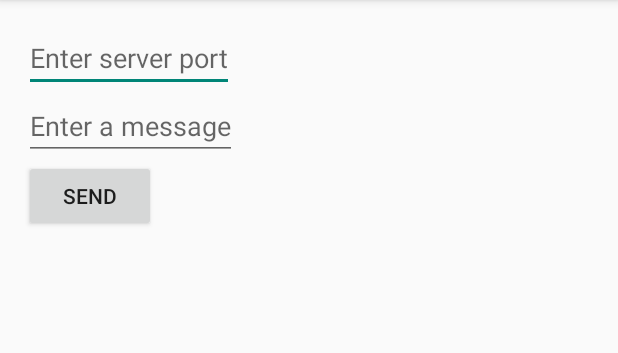
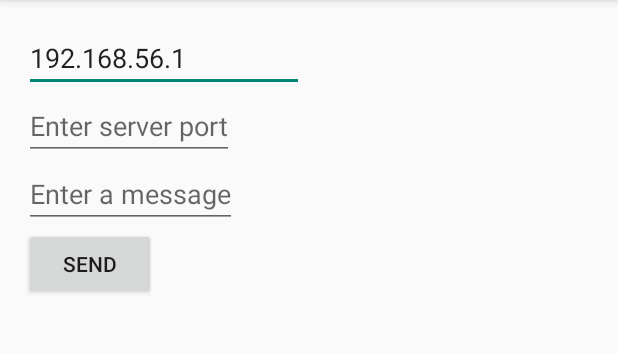
Before and after one commit to Nebla/udpSocket, an Android app: the screen it shows after launch (UdpActivity), after a tap on "SEND", on a phone screen of 412 x 824 dp, the part 84-437 px from its top. Run offline under Robolectric (Android 15) with nearby library versions, the phone set to English and light mode, and no system bars; 1 statement that could not run was skipped.

Commit message:
Moved socket communication to async task.

```diff
--- /dev/null
+++ b/Android/udpSocket/app/src/main/java/com/fi/uba/udpsocket/ConnectSocketAsyncTask.java
@@ -0,0 +1,52 @@
+package com.fi.uba.udpsocket;
+
+import android.os.AsyncTask;
+import android.os.Bundle;
+import android.widget.TextView;
+
+import org.w3c.dom.Text;
+
+import java.io.IOException;
+import java.net.DatagramPacket;
+import java.net.DatagramSocket;
+import java.net.InetAddress;
+import java.net.SocketException;
+import java.net.UnknownHostException;
+
+/**
+ * Created by adrian on 24/01/15.
+ */
+public class ConnectSocketAsyncTask extends AsyncTask <String, Void, String> {
+
+
+
+    public ConnectSocketAsyncTask() {
+
+    }
+
+    @Override
+    protected String doInBackground(String... params) {
+
+        String address = params[0];
+        int port = Integer.parseInt(params[1]);
+
+        String message = params[2];
+
+        try {
+            DatagramSocket s = new DatagramSocket();
+            InetAddress local  = InetAddress.getByName(address);
+            int msg_lenght = message.length();
+            byte []byteMessage = message.getBytes();
+            DatagramPacket p = new DatagramPacket(byteMessage,msg_lenght,local,port);
+            s.send(p);
+        } catch (SocketException e) {
+            e.printStackTrace();
+        } catch (UnknownHostException e) {
+            e.printStackTrace();
+        } catch (IOException e) {
+            e.printStackTrace();
+        }
+
+        return message;
+    }
+}
--- a/Android/udpSocket/app/src/main/java/com/fi/uba/udpsocket/UdpActivity.java
+++ b/Android/udpSocket/app/src/main/java/com/fi/uba/udpsocket/UdpActivity.java
@@ -1,6 +1,5 @@
 package com.fi.uba.udpsocket;
 
-import android.content.Intent;
 import android.support.v7.app.ActionBarActivity;
 import android.os.Bundle;
 import android.view.Menu;
@@ -8,12 +7,6 @@ import android.view.MenuItem;
 import android.view.View;
 import android.widget.EditText;
 
-import java.io.IOException;
-import java.net.DatagramPacket;
-import java.net.DatagramSocket;
-import java.net.InetAddress;
-import java.net.SocketException;
-import java.net.UnknownHostException;
 
 
 public class UdpActivity extends ActionBarActivity {
@@ -24,7 +17,6 @@ public class UdpActivity extends ActionBarActivity {
         super.onCreate(savedInstanceState);
         setContentView(R.layout.activity_udp);
     }
-
 
     @Override
     public boolean onCreateOptionsMenu(Menu menu) {
@@ -48,35 +40,22 @@ public class UdpActivity extends ActionBarActivity {
         return super.onOptionsItemSelected(item);
     }
 
+
     /** Called when the user clicks the Send button */
     public void sendMessage(View view) {
         // Do something in response to button
 
         EditText editText = (EditText) findViewById(R.id.edit_message);
-        //String message = editText.getText().toString();
+        String message = editText.getText().toString();
 
         EditText portText = (EditText) findViewById(R.id.edit_port);
+        String port = portText.getText().toString();
 
-        int port = Integer.parseInt(portText.getText().toString());
-        try {
-            DatagramSocket s = new DatagramSocket();
-            InetAddress local  = InetAddress.getLocalHost();
-            int msg_lenght = editText.getText().toString().length();
-            byte []message = editText.getText().toString().getBytes();
-            DatagramPacket p = new DatagramPacket(message,msg_lenght,local,port);
-            s.send(p);
-        } catch (SocketException e) {
-            e.printStackTrace();
-        } catch (UnknownHostException e) {
-            e.printStackTrace();
-        } catch (IOException e) {
-            e.printStackTrace();
-        }
+        EditText ipText = (EditText) findViewById(R.id.edit_address);
+        String ipAddress = ipText.getText().toString();
 
-        /*Intent intent = new Intent(this, DisplayMessageActivity.class);
-        EditText editText = (EditText) findViewById(R.id.edit_message);
-        String message = editText.getText().toString();
-        intent.putExtra(EXTRA_MESSAGE, message);
-        startActivity(intent);*/
+        ConnectSocketAsyncTask task = new ConnectSocketAsyncTask();
+        task.execute(new String [] {ipAddress, port, message});
+
     }
 }
--- a/Android/udpSocket/app/src/main/res/layout/activity_udp.xml
+++ b/Android/udpSocket/app/src/main/res/layout/activity_udp.xml
@@ -7,6 +7,13 @@
     android:paddingRight="@dimen/activity_horizontal_margin"
     android:paddingTop="@dimen/activity_vertical_margin"
     android:paddingBottom="@dimen/activity_vertical_margin" tools:context=".UdpActivity">
+
+    <EditText android:id="@+id/edit_address"
+        android:layout_width="wrap_content"
+        android:layout_height="wrap_content"
+        android:text="@string/default_ip"
+        android:hint="@string/edit_address" />
+
 
     <EditText android:id="@+id/edit_port"
         android:layout_width="wrap_content"
--- a/Android/udpSocket/app/src/main/res/values/strings.xml
+++ b/Android/udpSocket/app/src/main/res/values/strings.xml
@@ -8,5 +8,7 @@
     <string name="button_send">Send</string>
     <string name="title_activity_display_message">My Message</string>
     <string name="hello_world">Hello world!</string>
+    <string name="default_ip">192.168.56.1</string>
+    <string name="edit_address">Enter server ip adrress</string>
 
 </resources>
```
